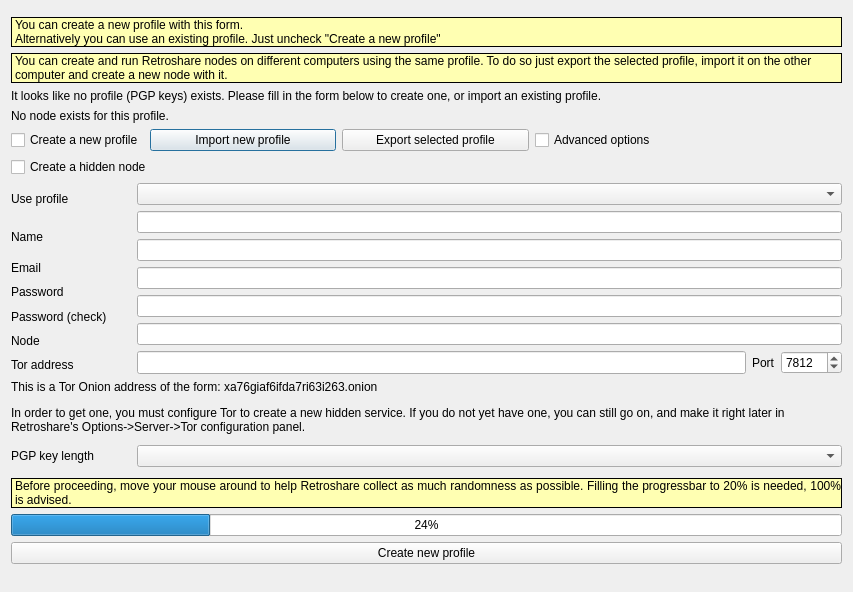
The window that retroshare-gui/src/gui/GenCertDialog.ui (RetroShare/RetroShare) describes before a commit, drawn with Qt 5.
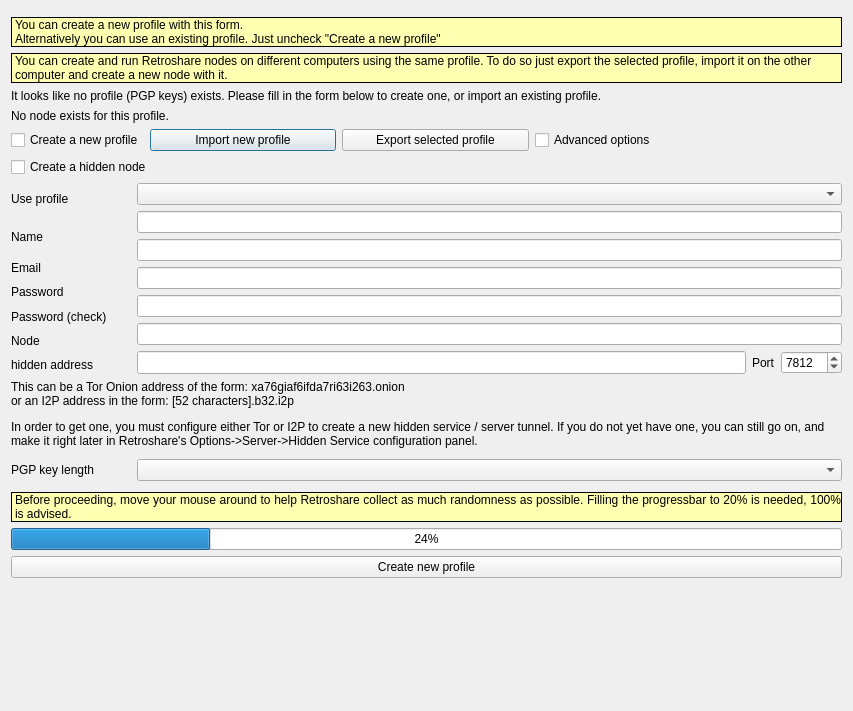
The same window after the commit. Icons and pictures are not drawn. Custom widgets are drawn as their Qt base class.

Commit message: made GenCertDislog more generic

```diff
--- a/retroshare-gui/src/gui/GenCertDialog.ui
+++ b/retroshare-gui/src/gui/GenCertDialog.ui
@@ -7,7 +7,7 @@
     <x>0</x>
     <y>0</y>
     <width>853</width>
-    <height>592</height>
+    <height>711</height>
    </rect>
   </property>
   <property name="windowTitle">
@@ -431,7 +431,7 @@
        <item>
         <widget class="QLabel" name="hiddenaddr_label">
          <property name="text">
-          <string>Tor address</string>
+          <string>hidden address</string>
          </property>
         </widget>
        </item>
@@ -593,7 +593,7 @@
    <item>
     <widget class="QLabel" name="label_hiddenaddr2">
      <property name="text">
-      <string>&lt;html&gt;&lt;head/&gt;&lt;body&gt;&lt;p&gt;This is a Tor Onion address of the form: xa76giaf6ifda7ri63i263.onion &lt;/p&gt;&lt;p&gt;In order to get one, you must configure Tor to create a new hidden service. If you do not yet have one, you can still go on, and make it right later in Retroshare's Options-&amp;gt;Server-&amp;gt;Tor configuration panel.&lt;/p&gt;&lt;/body&gt;&lt;/html&gt;</string>
+      <string>&lt;html&gt;&lt;head/&gt;&lt;body&gt;&lt;p&gt;This can be a Tor Onion address of the form: xa76giaf6ifda7ri63i263.onion &lt;br/&gt;or an I2P address in the form: [52 characters].b32.i2p &lt;/p&gt;&lt;p&gt;In order to get one, you must configure either Tor or I2P to create a new hidden service / server tunnel. If you do not yet have one, you can still go on, and make it right later in Retroshare's Options-&amp;gt;Server-&amp;gt;Hidden Service configuration panel.&lt;/p&gt;&lt;/body&gt;&lt;/html&gt;</string>
      </property>
      <property name="wordWrap">
       <bool>true</bool>
@@ -772,17 +772,17 @@
   <zorder>label_hiddenaddr2</zorder>
  </widget>
  <customwidgets>
+  <customwidget>
+   <class>StyledLabel</class>
+   <extends>QLabel</extends>
+   <header>gui/common/StyledLabel.h</header>
+  </customwidget>
   <customwidget>
    <class>HeaderFrame</class>
    <extends>QFrame</extends>
    <header>gui/common/HeaderFrame.h</header>
    <container>1</container>
   </customwidget>
-  <customwidget>
-   <class>StyledLabel</class>
-   <extends>QLabel</extends>
-   <header>gui/common/StyledLabel.h</header>
-  </customwidget>
  </customwidgets>
  <resources>
   <include location="images.qrc"/>
```
Left out of the diff: 3 changed lines with no effect on the pictures.
